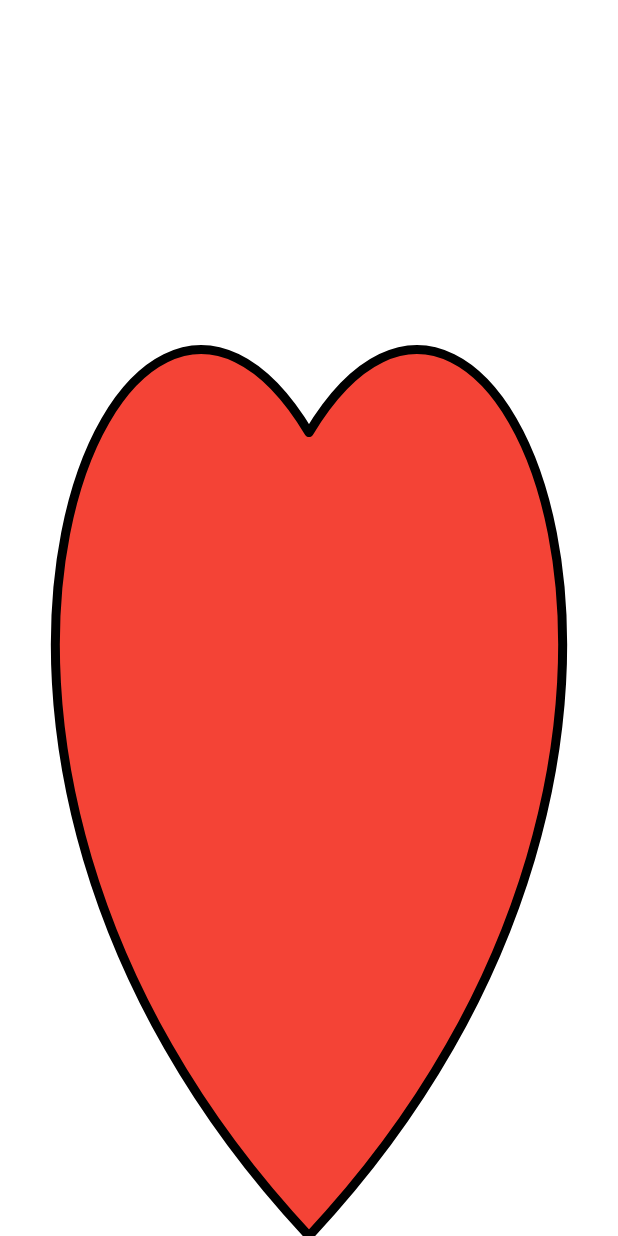
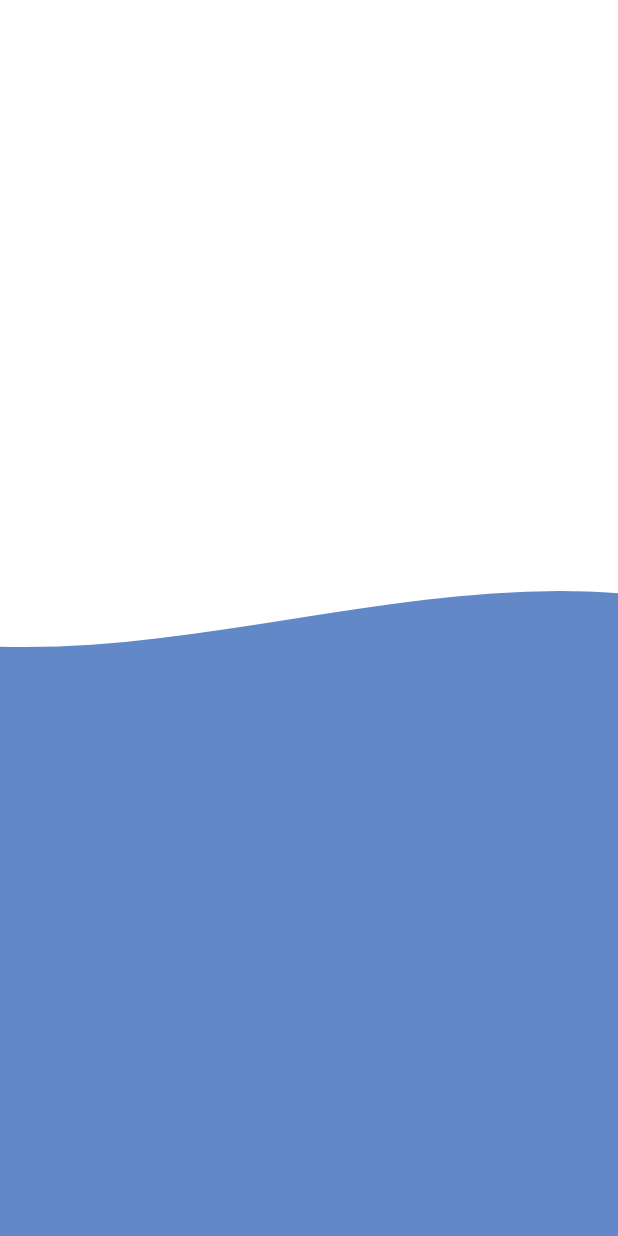
Before and after one commit to htbao-dev/flutter_animation, a Flutter app: the screen it shows after launch, on a phone screen of 412 x 824 dp. Run offline on Flutter 3.47's test engine with Material 2 defaults, Android fonts, the phone set to English and light mode, and no system bars.

Commit message:
water wave

```diff
--- a/lib/explicit_animation.dart
+++ b/lib/explicit_animation.dart
@@ -1,8 +1,8 @@
 import 'package:flutter/material.dart';
 import 'dart:math' as math;
 
-const double dotSize = 20;
-const int totalDot = 15;
+const double dotSize = 15;
+const int totalDot = 20;
 
 class ExplicitAnimation extends StatefulWidget {
   const ExplicitAnimation({super.key});
--- a/lib/main.dart
+++ b/lib/main.dart
@@ -1,5 +1,6 @@
 import 'package:example_animation/explicit_animation.dart';
 import 'package:example_animation/heart.dart';
+import 'package:example_animation/water_wave.dart';
 import 'package:flutter/material.dart';
 
 import 'implicit_animation.dart';
@@ -18,7 +19,7 @@ class MyApp extends StatelessWidget {
       theme: ThemeData(
         primarySwatch: Colors.blue,
       ),
-      home: const Heart(),
+      home: const WaterWave(),
     );
   }
 }
--- /dev/null
+++ b/lib/water_wave.dart
@@ -0,0 +1,117 @@
+import 'dart:async';
+
+import 'package:flutter/material.dart';
+
+class WaterWave extends StatefulWidget {
+  const WaterWave({super.key});
+
+  @override
+  State<WaterWave> createState() => _WaterWaveState();
+}
+
+class _WaterWaveState extends State<WaterWave> with TickerProviderStateMixin {
+  late final AnimationController ctrl1;
+  late final AnimationController ctrl2;
+  late final AnimationController ctrl3;
+  late final AnimationController ctrl4;
+
+  late final Animation animation1;
+  late final Animation animation2;
+  late final Animation animation3;
+  late final Animation animation4;
+  @override
+  void initState() {
+    ctrl1 = AnimationController(
+        vsync: this, duration: const Duration(milliseconds: 1500));
+    ctrl2 = AnimationController(
+        vsync: this, duration: const Duration(milliseconds: 1500));
+    ctrl3 = AnimationController(
+        vsync: this, duration: const Duration(milliseconds: 1500));
+    ctrl4 = AnimationController(
+        vsync: this, duration: const Duration(milliseconds: 1500));
+
+    animation1 = Tween<double>(begin: 1.9, end: 2.1)
+        .animate(CurvedAnimation(parent: ctrl1, curve: Curves.easeInOut));
+    animation2 = Tween<double>(begin: 1.8, end: 2.2)
+        .animate(CurvedAnimation(parent: ctrl2, curve: Curves.easeInOut));
+    animation3 = Tween<double>(begin: 1.8, end: 2.2)
+        .animate(CurvedAnimation(parent: ctrl3, curve: Curves.easeInOut));
+    animation4 = Tween<double>(begin: 1.9, end: 2.1)
+        .animate(CurvedAnimation(parent: ctrl4, curve: Curves.easeInOut));
+
+    Timer(const Duration(seconds: 2), () {
+      ctrl1.repeat(reverse: true);
+    });
+    Timer(const Duration(milliseconds: 1400), () {
+      ctrl2.repeat(reverse: true);
+    });
+    Timer(const Duration(milliseconds: 800), () {
+      ctrl3.repeat(reverse: true);
+    });
+    ctrl4.repeat(reverse: true);
+    super.initState();
+  }
+
+  @override
+  void dispose() {
+    ctrl1.dispose();
+    super.dispose();
+  }
+
+  @override
+  Widget build(BuildContext context) {
+    return AnimatedBuilder(
+      animation:
+          Listenable.merge([animation1, animation2, animation3, animation4]),
+      builder: (BuildContext context, Widget? child) {
+        return CustomPaint(
+          painter: WaterWavePainter(
+            animation1.value,
+            animation2.value,
+            animation3.value,
+            animation4.value,
+          ),
+        );
+      },
+    );
+  }
+}
+
+class WaterWavePainter extends CustomPainter {
+  final double value1;
+  final double value2;
+  final double value3;
+  final double value4;
+
+  WaterWavePainter(this.value1, this.value2, this.value3, this.value4);
+
+  @override
+  void paint(Canvas canvas, Size size) {
+    var paint = Paint()
+      ..color = const Color(0xff3B6ABA).withOpacity(.8)
+      ..style = PaintingStyle.fill;
+
+    var width = size.width;
+    var height = size.height;
+
+    var path = Path()
+      ..moveTo(0, height / value1)
+      ..cubicTo(
+        width / 3,
+        height / value2,
+        2 * width / 3,
+        height / value3,
+        width,
+        height / value4,
+      )
+      ..lineTo(width, height)
+      ..lineTo(0, height);
+
+    canvas.drawPath(path, paint);
+  }
+
+  @override
+  bool shouldRepaint(covariant CustomPainter oldDelegate) {
+    return true;
+  }
+}
```
Also changed, not shown: lib/heart.dart (+34 -16 lines).
